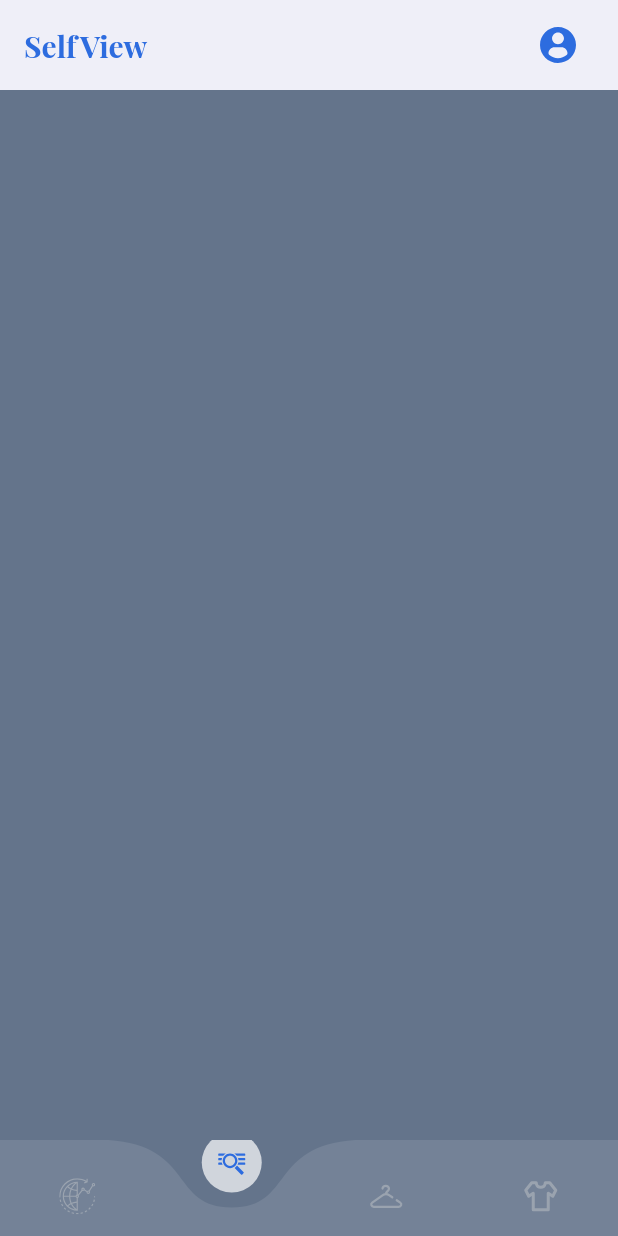
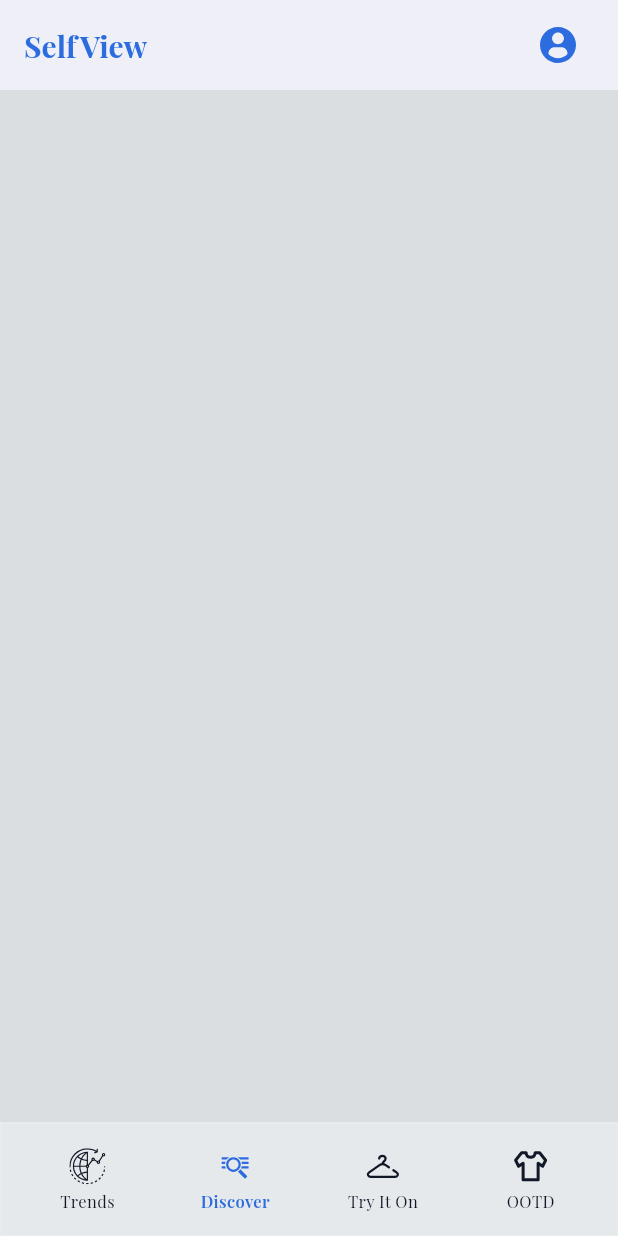
Before and after one commit to Sonnnyyy04/self_view, a Flutter app: the screen it shows after launch, item 2 of the bottom bar chosen, on a phone screen of 412 x 824 dp. Run offline on Flutter 3.47's test engine with Material 3 defaults, Android fonts, the phone set to English and light mode, and no system bars; drawn by our look-alikes of curved_navigation_bar; our stand-ins replace flutter_svg, google_fonts.

Commit message:
change nav_bar. Add Trends page. Update main

```diff
--- a/lib/main.dart
+++ b/lib/main.dart
@@ -14,7 +14,7 @@ class MyApp extends StatelessWidget {
   Widget build(BuildContext context) {
     return MaterialApp(
       theme: ThemeData(
-        scaffoldBackgroundColor: Color(0xFF64748B),
+        scaffoldBackgroundColor: Color(0xFFDADEE1),
         textTheme: GoogleFonts.playfairDisplayTextTheme(),
         //useMaterial3: true,
         appBarTheme: AppBarTheme(
--- a/lib/pages/widget/custom_frostedBottomNavBar.dart
+++ b/lib/pages/widget/custom_frostedBottomNavBar.dart
@@ -1,64 +1,88 @@
 import 'dart:ui';
+import 'package:flutter/material.dart';
+import 'package:flutter_svg/flutter_svg.dart';
+import 'package:selfview_app/pages/design/images.dart';
 
-import 'package:curved_navigation_bar/curved_navigation_bar.dart';
-import 'package:flutter/material.dart';
-import 'package:selfview_app/pages/design/images.dart';
-import 'package:flutter_svg/flutter_svg.dart';
+class CustomFrostedBottomNavBar extends StatelessWidget {
+  final int currentIndex;
+  final ValueChanged<int> onTap;
 
-class CustomFrostedBottomNavBar extends StatefulWidget {
-  final int currentIndex;
-  final ValueChanged <int> onTap;
   const CustomFrostedBottomNavBar({
     super.key,
     required this.currentIndex,
     required this.onTap,
   });
 
-  @override
-  State<CustomFrostedBottomNavBar> createState() => _CustomFrostedBottomNavBarState();
-}
+  static const active = Color(0xFF2D6CDF);
+  static const inactive = Color(0xFF111827);
 
-class _CustomFrostedBottomNavBarState extends State<CustomFrostedBottomNavBar> {
   @override
   Widget build(BuildContext context) {
-
-    const active = Color(0xFF2D6CDF);
-    const inactive = Color(0xFF9AA3AF);
-    Widget svgItems(String asset, bool selected){
-      final c = selected ? active : inactive;
-      return SvgPicture.asset(
-        asset,
-        width: 24,
-        height: 24,
-        colorFilter: ColorFilter.mode(c, BlendMode.srcIn),
-      );
-    }
-    const bg = Color(0xFFF6F8FC);
-
-
-
     return SafeArea(
       top: false,
-      child: ClipRect(
-        child: BackdropFilter(
-          filter: ImageFilter.blur(sigmaX: 30, sigmaY: 30),
-          child: CurvedNavigationBar(
-            index: widget.currentIndex,
-            backgroundColor: Colors.transparent,
-            color: Colors.white.withValues(alpha: 0.1),
-            buttonBackgroundColor: Colors.white.withValues(alpha: 0.7),// цвет круглой кнопки
-            height: 64,
-            animationDuration: const Duration(milliseconds: 260),
-            items: [
-              svgItems(trend, widget.currentIndex == 0),
-              svgItems(search, widget.currentIndex == 1),
-              svgItems(hanger, widget.currentIndex == 2),
-              svgItems(ootd, widget.currentIndex == 3),
-            ],
-            onTap: widget.onTap,
+      child: Padding(
+        padding: const EdgeInsets.fromLTRB(0, 0, 0, 0), // отступы по краям
+        child: ClipRRect(
+          //borderRadius: BorderRadius.circular(22),
+          child: BackdropFilter(
+            filter: ImageFilter.blur(sigmaX: 22, sigmaY: 22),
+            child: Container(
+              width: double.infinity,            // ✅ на всю ширину
+              height: 76,
+              padding: const EdgeInsets.symmetric(horizontal: 8),
+              decoration: BoxDecoration(
+                color: const Color(0x55FFFFFF),  // ✅ более прозрачное стекло
+                //borderRadius: BorderRadius.circular(22),
+                border: Border.all(
+                  color: Colors.white.withValues(alpha: 0.12), // мягче
+                ),
+              ),
+              child: Row(
+                children: [
+                  Expanded(child: _dockItem('Trends', trend, 0)),
+                  Expanded(child: _dockItem('Discover', search, 1)),
+                  Expanded(child: _dockItem('Try It On', hanger, 2)),
+                  Expanded(child: _dockItem('OOTD', ootd, 3)),
+                ],
+              ),
+            ),
           ),
         ),
       ),
     );
   }
+
+  Widget _dockItem(String label, String asset, int i) {
+    final selected = i == currentIndex;
+    final c = selected ? active : inactive;
+
+    return InkWell(
+      onTap: () => onTap(i),
+      borderRadius: BorderRadius.circular(14),
+      child: Padding(
+        padding: const EdgeInsets.symmetric(horizontal: 14, vertical: 10),
+        child: Column(
+          mainAxisAlignment: MainAxisAlignment.center,
+          children: [
+            SvgPicture.asset(
+              asset,
+              width: 24,
+              height: 24,
+              colorFilter: ColorFilter.mode(c, BlendMode.srcIn),
+            ),
+            const SizedBox(height: 6),
+            Text(
+              label,
+              style: TextStyle(
+                fontSize: 11,
+                height: 1,
+                color: c,
+                fontWeight: selected ? FontWeight.w600 : FontWeight.w400,
+              ),
+            ),
+          ],
+        ),
+      ),
+    );
+  }
 }
--- a/pubspec.yaml
+++ b/pubspec.yaml
@@ -65,6 +65,7 @@ flutter:
   # To add assets to your application, add an assets section, like this:
   assets:
      - assets/icons/
+     - assets/images/
 
   # An image asset can refer to one or more resolution-specific "variants", see
   # https://flutter.dev/to/resolution-aware-images
```
Also changed, not shown: lib/pages/trend/trend.dart (+115 -18 lines), assets/images/1.jpeg (added), assets/images/10.jpg (added), assets/images/2.jpeg (added), assets/images/3.jpeg (added), assets/images/4.jpeg (added), assets/images/6.jpeg (added), assets/images/7.jpeg (added), assets/images/8.jpeg (added), assets/images/9.jpg (added), assets/images/example.jpeg (added), 1 other file.
